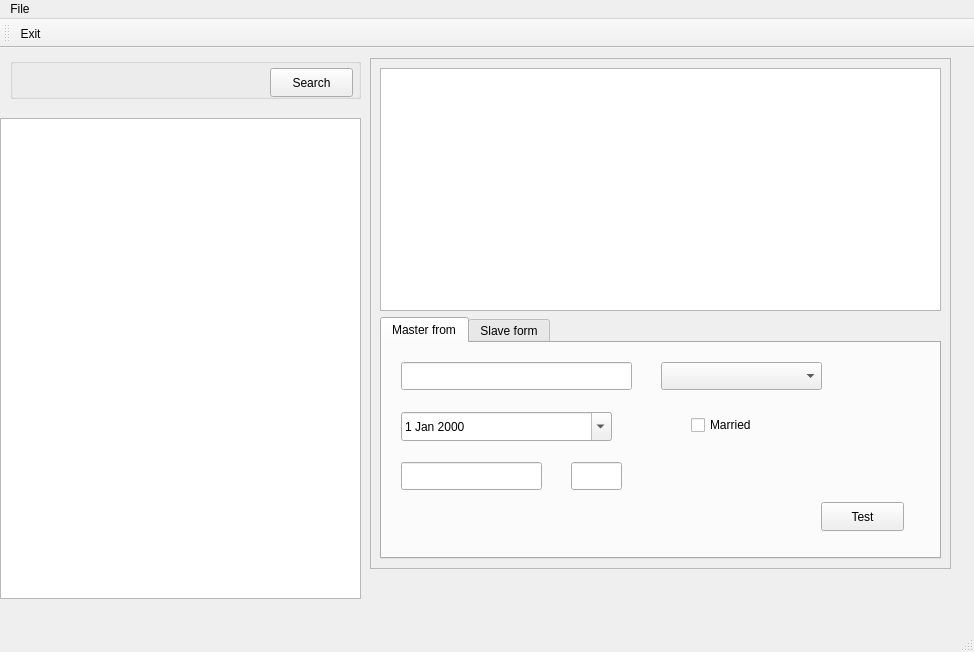
First picture: the form in source/frontend/source/ItemModelTestUI/MainWindow.ui, repository tsvari/Medicon, before the edit.
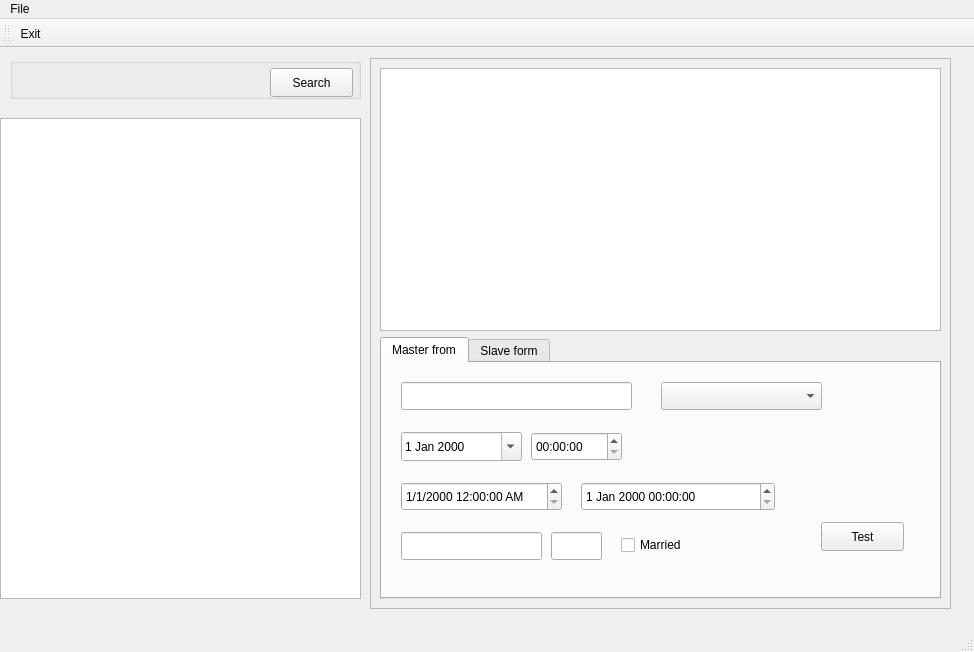
Second picture: the form after the edit. Icons and pictures are not drawn. Custom widgets are drawn as their Qt base class.

Commit message: Add new date and time fields to the object to cover all DataInfo::Type

What changed in the file:
```diff
--- a/source/frontend/source/ItemModelTestUI/MainWindow.ui
+++ b/source/frontend/source/ItemModelTestUI/MainWindow.ui
@@ -20,7 +20,7 @@
       <x>370</x>
       <y>10</y>
       <width>581</width>
-      <height>511</height>
+      <height>551</height>
      </rect>
     </property>
     <property name="frameShape">
@@ -50,7 +50,7 @@
          <string>Master from</string>
         </attribute>
         <layout class="QGridLayout" name="gridLayout">
-         <item row="1" column="0">
+         <item row="0" column="0">
           <widget class="MasterForm" name="masterForm" native="true">
            <widget class="QComboBox" name="levelCombo">
             <property name="geometry">
@@ -90,7 +90,7 @@
              <rect>
               <x>10</x>
               <y>60</y>
-              <width>211</width>
+              <width>121</width>
               <height>29</height>
              </rect>
             </property>
@@ -101,8 +101,8 @@
            <widget class="QCheckBox" name="marriedCheckBox">
             <property name="geometry">
              <rect>
-              <x>300</x>
-              <y>60</y>
+              <x>230</x>
+              <y>160</y>
               <width>93</width>
               <height>26</height>
              </rect>
@@ -115,7 +115,7 @@
             <property name="geometry">
              <rect>
               <x>10</x>
-              <y>110</y>
+              <y>160</y>
               <width>141</width>
               <height>28</height>
              </rect>
@@ -124,13 +124,46 @@
            <widget class="QLineEdit" name="heightEdit">
             <property name="geometry">
              <rect>
-              <x>180</x>
-              <y>110</y>
+              <x>160</x>
+              <y>160</y>
               <width>51</width>
               <height>28</height>
              </rect>
             </property>
            </widget>
+           <widget class="QDateTimeEdit" name="dateTimeEdit">
+            <property name="geometry">
+             <rect>
+              <x>10</x>
+              <y>110</y>
+              <width>161</width>
+              <height>29</height>
+             </rect>
+            </property>
+            <property name="displayFormat">
+             <string>M/d/yyyy hh:mm:ss AP</string>
+            </property>
+           </widget>
+           <widget class="QTimeEdit" name="timeEdit">
+            <property name="geometry">
+             <rect>
+              <x>140</x>
+              <y>60</y>
+              <width>91</width>
+              <height>29</height>
+             </rect>
+            </property>
+           </widget>
+           <widget class="QDateTimeEdit" name="dateTimeEditNoSec">
+            <property name="geometry">
+             <rect>
+              <x>190</x>
+              <y>110</y>
+              <width>194</width>
+              <height>29</height>
+             </rect>
+            </property>
+           </widget>
           </widget>
          </item>
         </layout>
```
The commit also changes 3 other files.
